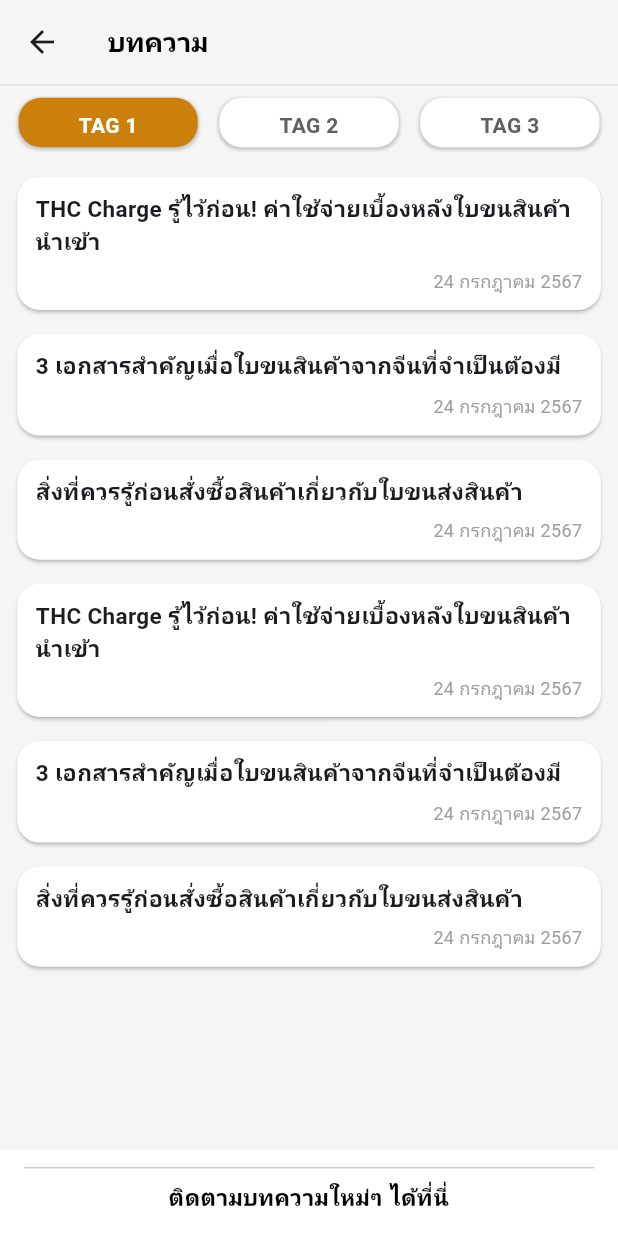
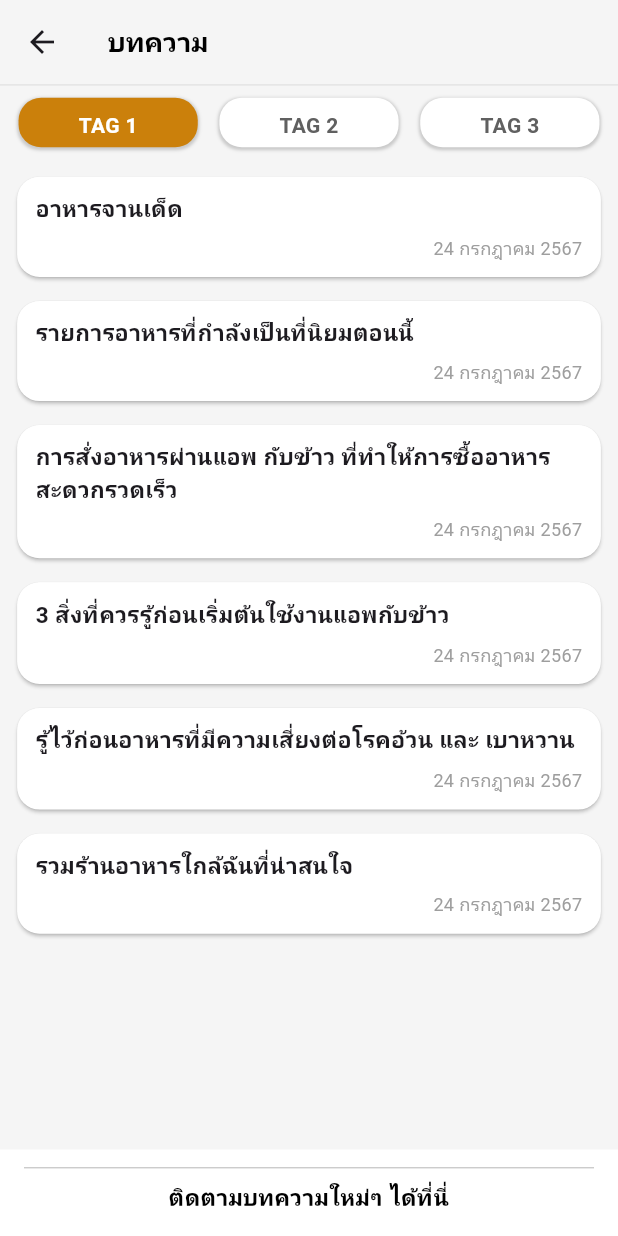
Before and after one commit to AshaTechCorporation/cookingapp, a Flutter app: the TagsPage screen opened directly, on a phone screen of 412 x 824 dp. Run offline on Flutter 3.47's test engine with Material 3 defaults, Android fonts, the phone set to English and light mode, and no system bars; our stand-ins replace dropdown_button2, dropdown_search, fl_chart, iconsax, syncfusion_flutter_gauges; Roboto replaces fonts that are missing (SukhumvitSet).

Commit message:
ชื่อบทความ

```diff
--- a/lib/account/tagpage.dart
+++ b/lib/account/tagpage.dart
@@ -158,42 +158,42 @@ class _TagsPageState extends State<TagsPage> with SingleTickerProviderStateMixin
         _buildCard(
           size,
           // 'assets/images/tag1.png',
-          'THC Charge รู้ไว้ก่อน! ค่าใช้จ่ายเบื้องหลังใบขนสินค้านำเข้า',
+          'อาหารจานเด็ด',
           '24 กรกฎาคม 2567',
         ),
         SizedBox(height: 8),
         _buildCard(
           size,
           // 'assets/images/tag2.png',
-          '3 เอกสารสำคัญเมื่อใบขนสินค้าจากจีนที่จำเป็นต้องมี',
+          'รายการอาหารที่กำลังเป็นที่นิยมตอนนี้',
           '24 กรกฎาคม 2567',
         ),
         SizedBox(height: 8),
         _buildCard(
           size,
           // 'assets/images/tag3.png',
-          'สิ่งที่ควรรู้ก่อนสั่งซื้อสินค้าเกี่ยวกับใบขนส่งสินค้า',
+          'การสั่งอาหารผ่านแอพ กับข้าว ที่ทำให้การซื้ออาหารสะดวกรวดเร็ว',
           '24 กรกฎาคม 2567',
         ),
         SizedBox(height: 8),
         _buildCard(
           size,
           // 'assets/images/tag1.png',
-          'THC Charge รู้ไว้ก่อน! ค่าใช้จ่ายเบื้องหลังใบขนสินค้านำเข้า',
+          '3 สิ่งที่ควรรู้ก่อนเริ่มต้นใช้งานแอพกับข้าว',
           '24 กรกฎาคม 2567',
         ),
         SizedBox(height: 8),
         _buildCard(
           size,
           // 'assets/images/tag2.png',
-          '3 เอกสารสำคัญเมื่อใบขนสินค้าจากจีนที่จำเป็นต้องมี',
+          'รู้ไว้ก่อนอาหารที่มีความเสี่ยงต่อโรคอ้วน และ เบาหวาน',
           '24 กรกฎาคม 2567',
         ),
         SizedBox(height: 8),
         _buildCard(
           size,
           // 'assets/images/tag3.png',
-          'สิ่งที่ควรรู้ก่อนสั่งซื้อสินค้าเกี่ยวกับใบขนส่งสินค้า',
+          'รวมร้านอาหารใกล้ฉันที่น่าสนใจ',
           '24 กรกฎาคม 2567',
         ),
       ],
```
